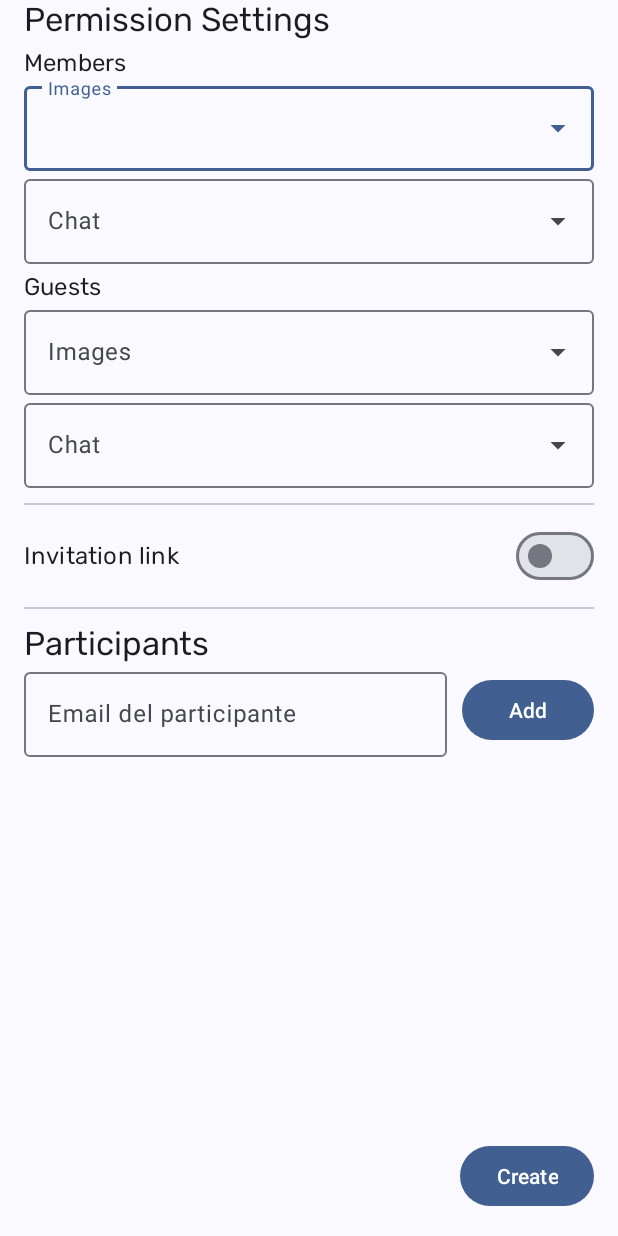
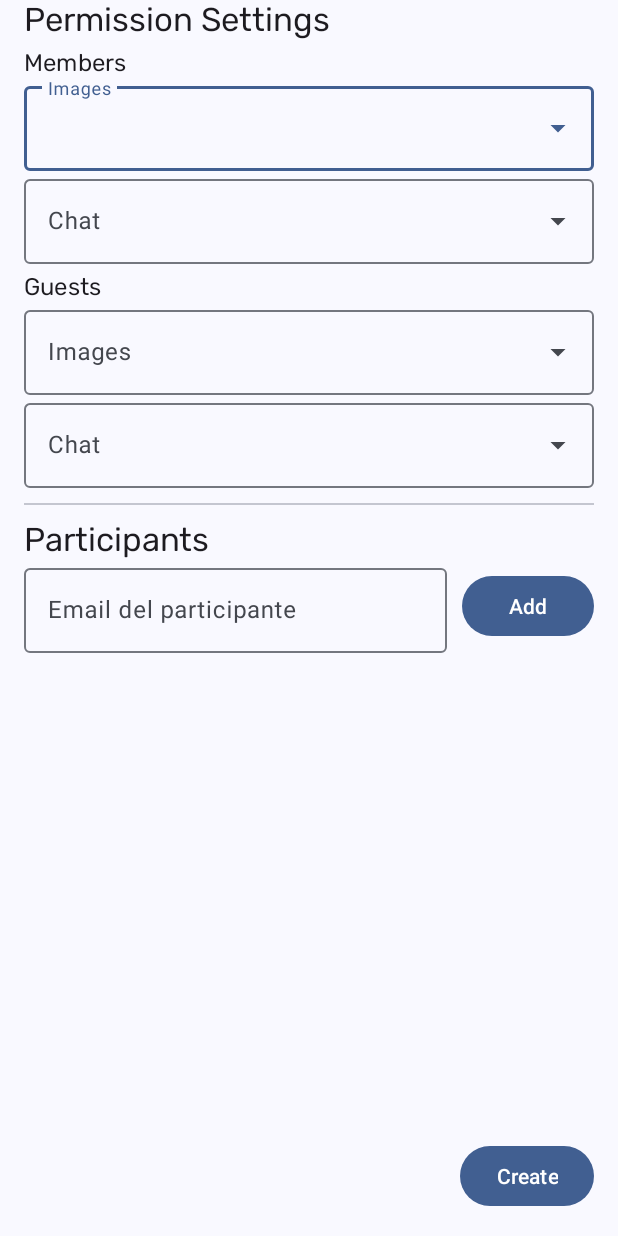
Before and after one commit to AbelMH1/ShareIt, an Android app: the fragment AlbumCreationSharedFragment shown on its own in the app's theme, on a phone screen of 412 x 824 dp. Run offline under Robolectric (Android 15) with nearby library versions, the light colour scheme and no system bars.

Commit message:
Eliminada configuración del link para copartir el álbum del fragmento de creación del mismo

```diff
--- a/app/src/main/java/uniovi/eii/shareit/ui/album/creation/AlbumCreationSharedFragment.kt
+++ b/app/src/main/java/uniovi/eii/shareit/ui/album/creation/AlbumCreationSharedFragment.kt
@@ -7,7 +7,6 @@ import android.view.MenuInflater
 import android.view.MenuItem
 import android.view.View
 import android.view.ViewGroup
-import android.widget.Toast
 import androidx.core.view.MenuProvider
 import androidx.fragment.app.Fragment
 import androidx.fragment.app.activityViewModels
@@ -27,21 +26,6 @@ class AlbumCreationSharedFragment : Fragment() {
         savedInstanceState: Bundle?
     ): View {
         _binding = FragmentAlbumCreationSharedBinding.inflate(inflater, container, false)
-
-        binding.switchInvitationLink.setOnCheckedChangeListener { _, isChecked ->
-            when(isChecked) {
-                true -> {
-                    binding.invitationLinkLayout.visibility = View.VISIBLE
-                }
-                false -> {
-                    binding.invitationLinkLayout.visibility = View.GONE
-                }
-            }
-        }
-
-        binding.invitationLinkLayout.setEndIconOnClickListener {
-            Toast.makeText(context, "Copy", Toast.LENGTH_SHORT).show()
-        }
 
         binding.createBtn.setOnClickListener {
             findNavController().navigateUp()
--- a/app/src/main/res/layout/fragment_album_creation_shared.xml
+++ b/app/src/main/res/layout/fragment_album_creation_shared.xml
@@ -107,59 +107,6 @@
                 android:layout_height="wrap_content"
                 android:layout_marginVertical="@dimen/divider_margin" />
 
-            <LinearLayout
-                android:layout_width="match_parent"
-                android:layout_height="wrap_content"
-                android:gravity="center_vertical"
-                android:orientation="horizontal">
-
-                <TextView
-                    android:id="@+id/labelSharedAlbum"
-                    style="@style/TextAppearance.App.TitleMedium"
-                    android:layout_width="0dp"
-                    android:layout_height="wrap_content"
-                    android:layout_weight="1"
-                    android:labelFor="@+id/switchInvitationLink"
-                    android:text="@string/switch_invitation_link" />
-
-                <com.google.android.material.materialswitch.MaterialSwitch
-                    android:id="@+id/switchInvitationLink"
-                    style="?attr/materialSwitchStyle"
-                    android:layout_width="wrap_content"
-                    android:layout_height="wrap_content" />
-            </LinearLayout>
-
-            <com.google.android.material.textfield.TextInputLayout
-                android:id="@+id/invitationLinkLayout"
-                android:layout_width="match_parent"
-                android:layout_height="wrap_content"
-                android:visibility="gone"
-                app:endIconDrawable="@drawable/ic_copy_24"
-                app:endIconMode="custom"
-                app:helperText="@string/read_only"
-                app:helperTextEnabled="true">
-
-                <!--Para hacerlo Read-Only son necesarias las propiedades:
-                    android:inputType="none"
-                    android:textIsSelectable="true"
-                    android:focusable="false"
-                    android:longClickable="false"-->
-                <com.google.android.material.textfield.TextInputEditText
-                    android:id="@+id/invitationLinkEditText"
-                    android:layout_width="match_parent"
-                    android:layout_height="wrap_content"
-                    android:focusable="false"
-                    android:inputType="none"
-                    android:longClickable="false"
-                    android:textIsSelectable="true" />
-
-            </com.google.android.material.textfield.TextInputLayout>
-
-            <com.google.android.material.divider.MaterialDivider
-                android:layout_width="match_parent"
-                android:layout_height="wrap_content"
-                android:layout_marginVertical="@dimen/divider_margin" />
-
             <TextView
                 android:id="@+id/labelParticipants"
                 style="@style/TextAppearance.App.TitleLarge"
```
